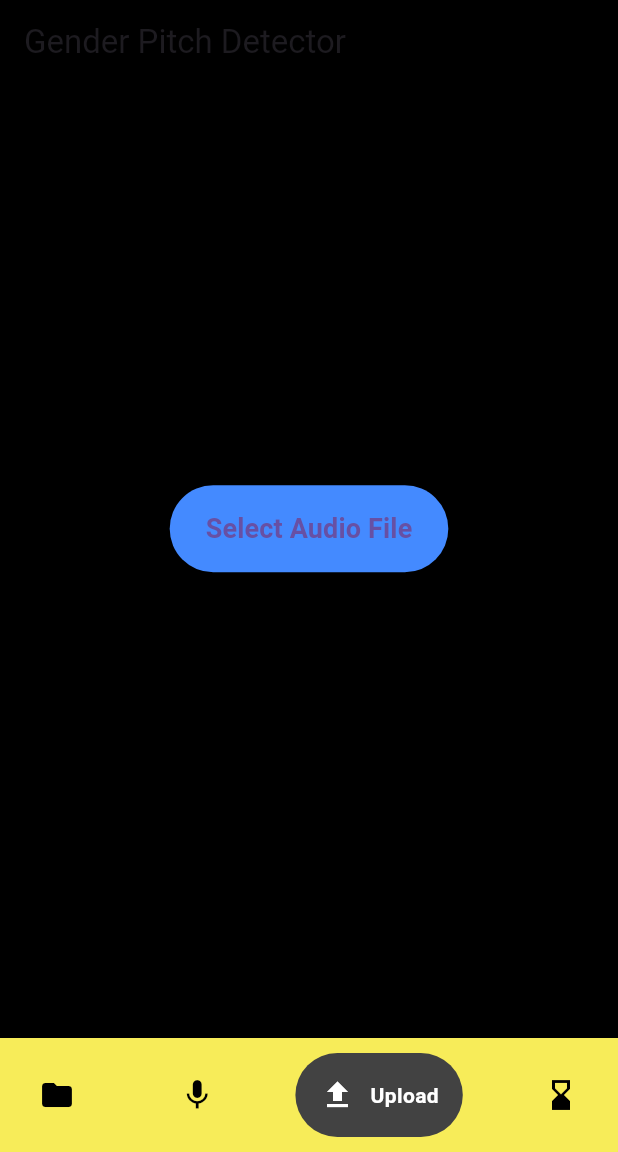
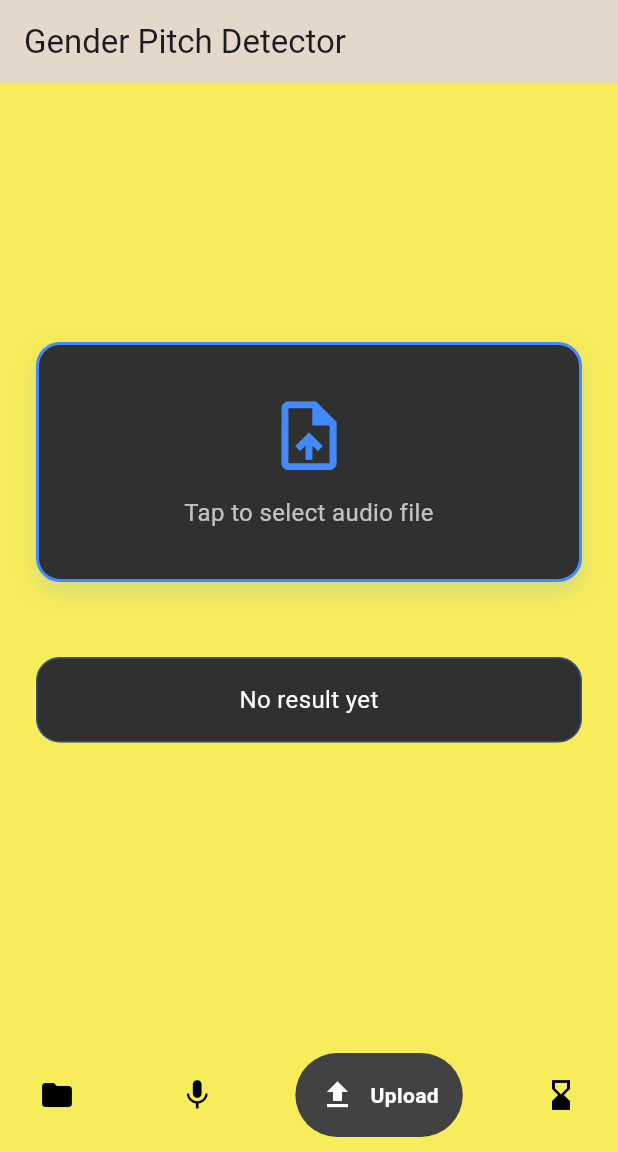
Before and after one commit to KyleAro/eTech, a Flutter app: the screen it shows after launch, item 3 of the bottom bar chosen, on a phone screen of 412 x 824 dp, the part 84-1236 px from its top. Run offline on Flutter 3.47's test engine with Material 3 defaults, Android fonts, the light colour scheme and no system bars; drawn by our look-alikes of google_nav_bar; our stand-ins replace audioplayers, cloud_firestore, file_picker, firebase_core, firebase_storage, flutter_inset_box_shadow and 2 more; missing offline and left inert: ffmpeg_kit_flutter_new_min_gpl, firebase_app_check, flutter_sound; accounts and stored records are empty; generated files the repository leaves out were written again.

Commit message:
will continue with the upload feature

```diff
--- a/lib/main.dart
+++ b/lib/main.dart
@@ -9,7 +9,10 @@ import 'package:firebase_app_check/firebase_app_check.dart';
 void main() async {
 
    WidgetsFlutterBinding.ensureInitialized();
-  SystemChrome.setEnabledSystemUIMode(SystemUiMode.immersiveSticky);
+  SystemChrome.setEnabledSystemUIMode(
+  SystemUiMode.manual,
+  overlays: [SystemUiOverlay.top],
+);
   await Firebase.initializeApp(
     options: DefaultFirebaseOptions.currentPlatform,
   );
--- a/lib/pages/MainPage.dart
+++ b/lib/pages/MainPage.dart
@@ -6,8 +6,7 @@ import 'file_management.dart';
 import 'recordPage.dart';
 import 'merge.dart';
 
-const buttonColor = Colors.black;
-const backgroundColor = Color.fromARGB(255, 126, 70, 6);
+const backgroundColor = Color(0xFFF7EC59);
 
 class Mainpage extends StatefulWidget {
   const Mainpage({super.key});
@@ -31,11 +30,10 @@ class _MainpageState extends State<Mainpage> {
   @override
   Widget build(BuildContext context) {
     return Scaffold(
-      extendBodyBehindAppBar: true, // allow AppBar to go behind status bar
+      extendBodyBehindAppBar: true,
       backgroundColor: backgroundColor,
       appBar: AppBar(
-        elevation: 0,
-        backgroundColor: Color(0xFFF7EC59),
+        backgroundColor: backgroundColor,
         title: const Text(
           'eTech',
           style: TextStyle(
@@ -44,9 +42,7 @@ class _MainpageState extends State<Mainpage> {
           ),
         ),
         centerTitle: true,
-        // make AppBar cover status bar
-        toolbarHeight: kToolbarHeight + MediaQuery.of(context).padding.top,
-      ),
+         ),
       body: AnimatedSwitcher(
         duration: Duration(milliseconds: 300),
         transitionBuilder: (child, animation) {
@@ -70,11 +66,11 @@ class _MainpageState extends State<Mainpage> {
         ),
       ),
       bottomNavigationBar: Container(
-        color: Color(0xFFF7EC59),
+        color: backgroundColor,
         child: Padding(
           padding: const EdgeInsets.symmetric(horizontal: 10.0, vertical: 10),
           child: GNav(
-            backgroundColor: Color(0xFFF7EC59),
+            backgroundColor: backgroundColor,
             color: Colors.black,
             activeColor: Colors.white,
             tabBackgroundColor: Colors.grey.shade800,
--- a/lib/pages/merge.dart
+++ b/lib/pages/merge.dart
@@ -1,4 +1,5 @@
 import 'dart:io';
+import 'package:etech/pages/MainPage.dart';
 import 'package:flutter/material.dart';
 import 'package:file_picker/file_picker.dart';
 import 'package:http/http.dart' as http;
@@ -62,7 +63,7 @@ class _GenderPredictorAppState extends State<GenderPredictorApp> {
 
     try {
       var request =
-          http.MultipartRequest('POST', Uri.parse("http://192.168.1.8:5000/predict"));
+          http.MultipartRequest('POST', Uri.parse("http://192.168.1.9:5000/predict"));
       request.files.add(await http.MultipartFile.fromPath('file', file.path));
       var response = await request.send();
       var respStr = await response.stream.bytesToString();
@@ -112,41 +113,90 @@ class _GenderPredictorAppState extends State<GenderPredictorApp> {
 Widget build(BuildContext context) {
   return MaterialApp(
     home: Scaffold(
-        backgroundColor: Colors.black,
+      backgroundColor: backgroundColor,
       appBar: AppBar(
         title: const Text("Gender Pitch Detector"),
-          backgroundColor: Colors.black87,
+        backgroundColor: const Color.fromARGB(221, 235, 224, 224),
+        elevation: 2,
       ),
       body: Center(
+        child: SingleChildScrollView(
           child: Padding(
-            padding: const EdgeInsets.all(20),
+            padding: const EdgeInsets.all(24),
             child: Column(
               mainAxisAlignment: MainAxisAlignment.center,
               children: [
-                ElevatedButton(
-                  onPressed: loading ? null : _pickAndSendFile,
-                  style: ElevatedButton.styleFrom(
-                    padding:
-                        const EdgeInsets.symmetric(horizontal: 24, vertical: 16),
-                    backgroundColor: Colors.blueAccent,
+                // Upload Container
+                GestureDetector(
+                  onTap: loading ? null : _pickAndSendFile,
+                  child: Container(
+                    width: double.infinity,
+                    height: 160,
+                    decoration: BoxDecoration(
+                      color: Colors.grey[850],
+                      borderRadius: BorderRadius.circular(16),
+                      border: Border.all(color: Colors.blueAccent, width: 2),
+                      boxShadow: [
+                        BoxShadow(
+                          color: Colors.blueAccent.withOpacity(0.2),
+                          blurRadius: 12,
+                          offset: const Offset(0, 6),
                         ),
-                  child: const Text(
-                    "Select Audio File",
-                    style:
-                        TextStyle(fontSize: 18, fontWeight: FontWeight.bold),
+                      ],
                     ),
-                ),
-                const SizedBox(height: 20),
+                    child: const Center(
+                      child: Column(
+                        mainAxisAlignment: MainAxisAlignment.center,
+                        children: [
+                          Icon(Icons.upload_file, size: 55, color: Colors.blueAccent),
+                          SizedBox(height: 12),
                           Text(
-                  result,
+                            "Tap to select audio file",
                             textAlign: TextAlign.center,
-                  style: const TextStyle(color: Colors.white, fontSize: 16),
+                            style: TextStyle(color: Colors.white70, fontSize: 16),
                           ),
                         ],
                       ),
                     ),
                   ),
                 ),
+
+                const SizedBox(height: 25),
+
+                // Loader / Progress Indicator
+                if (loading)
+                  const LinearProgressIndicator(
+                    backgroundColor: Colors.grey,
+                    color: Colors.blueAccent,
+                    minHeight: 6,
+                  ),
+
+                const SizedBox(height: 25),
+
+                // Result Box
+                Container(
+                  width: double.infinity,
+                  padding: const EdgeInsets.symmetric(vertical: 16, horizontal: 12),
+                  decoration: BoxDecoration(
+                    color: Colors.grey[850],
+                    borderRadius: BorderRadius.circular(16),
+                    border: Border.all(color: Colors.blueAccent.withOpacity(0.4)),
+                  ),
+                  child: Text(
+                    result.isEmpty ? "No result yet" : result,
+                    textAlign: TextAlign.center,
+                    style: const TextStyle(color: Colors.white, fontSize: 16),
+                  ),
+                ),
+
+                const SizedBox(height: 25),
+              ],
+            ),
+          ),
+        ),
+      ),
+    ),
   );
 }
+
 }
--- a/lib/style/mainpage_style.dart
+++ b/lib/style/mainpage_style.dart
@@ -43,16 +43,16 @@ class NeuBox extends StatelessWidget {
     return Container(
       decoration: BoxDecoration(
         borderRadius: BorderRadius.circular(99),
-        color: const Color.fromARGB(255, 192, 109, 13),
+        color: const Color.fromARGB(255, 223, 148, 10),
         boxShadow: [
           BoxShadow(
-            color: const Color.fromARGB(255, 112, 70, 16),
+            color: const Color.fromARGB(255, 117, 96, 32),
             blurRadius: blur,
             offset: -distance,
             inset: isPressed,
           ),
           BoxShadow(
-            color: const Color.fromARGB(137, 126, 70, 6),
+            color: const Color.fromARGB(134, 235, 163, 81),
             blurRadius: blur,
             offset: distance,
             inset: isPressed,
--- a/lib/widgets/stateful/audioplayer.dart
+++ b/lib/widgets/stateful/audioplayer.dart
@@ -164,7 +164,7 @@ class AudioPlayerControls extends StatelessWidget {
               children: [
                 IconButton(
                   icon: const Icon(Icons.replay_10, color: Colors.white),
-                  iconSize: 32,
+                  iconSize: 60,
                   onPressed: () => audioPlayer.rewind(const Duration(seconds: 10)),
                 ),
                 const SizedBox(width: 10),
@@ -175,13 +175,13 @@ class AudioPlayerControls extends StatelessWidget {
                         : Icons.play_circle_fill,
                     color: Colors.white,
                   ),
-                  iconSize: 40,
+                  iconSize: 60,
                   onPressed: () => audioPlayer.play(filePath),
                 ),
                 const SizedBox(width: 10),
                 IconButton(
                   icon: const Icon(Icons.forward_10, color: Colors.white),
-                  iconSize: 32,
+                  iconSize: 60,
                   onPressed: () => audioPlayer.forward(const Duration(seconds: 10)),
                 ),
               ],
--- a/pubspec.yaml
+++ b/pubspec.yaml
@@ -64,6 +64,7 @@ dependencies:
 
   audioplayers: ^6.5.1
   ffmpeg_kit_flutter_new_min_gpl: ^2.1.1
+  lottie: ^3.3.2
 
 
 
```
Also changed, not shown: lib/pages/file_management.dart (+22 -21 lines), lib/pages/recordPage.dart (+22 -27 lines), lib/pages/upload.dart (+3 -6 lines), lib/widgets/stateless/savediscard.dart (deleted, +0 -75 lines), lib/widgets/stateless/timer.dart (deleted, +0 -66 lines), flutter_03.png (added), flutter_04.png (added), flutter_05.png (added), flutter_06.png (added), flutter_07.png (added), flutter_08.png (added), flutter_09.png (added), pubspec.lock. Lines whose indentation alone changed are shown as unchanged.
